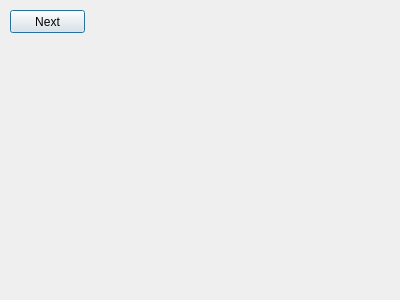
Old version of the form Source Code/TJ's Code/sphumanfighter.ui in the repository srohr/CEAMS.
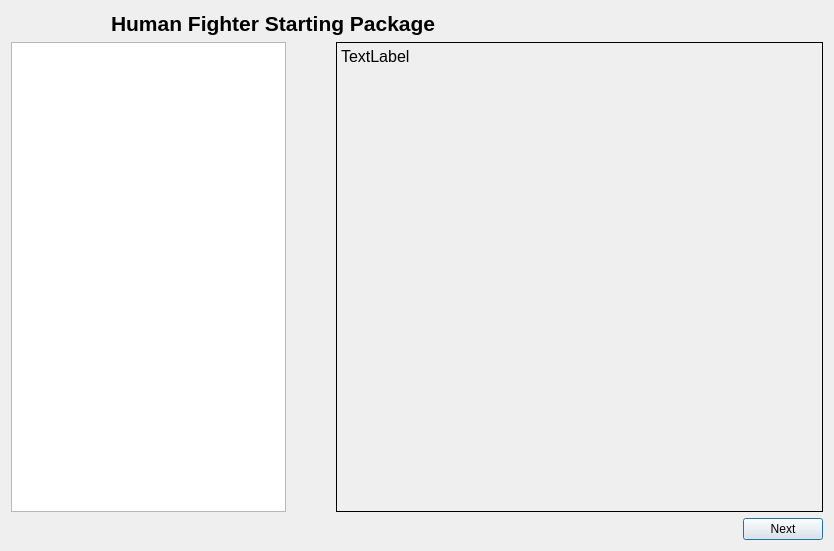
New version of the form.

Commit message:
Initial Layouts Complete
I have created all the layouts that were tasked of me and now they only
need to have the buttons and such operational.

Diff of the .ui file:
```diff
--- a/Source Code/TJ's Code/sphumanfighter.ui
+++ b/Source Code/TJ's Code/sphumanfighter.ui
@@ -6,26 +6,143 @@
    <rect>
     <x>0</x>
     <y>0</y>
-    <width>400</width>
-    <height>300</height>
+    <width>834</width>
+    <height>551</height>
    </rect>
   </property>
   <property name="windowTitle">
    <string>Dialog</string>
   </property>
-  <widget class="QPushButton" name="Next">
-   <property name="geometry">
-    <rect>
-     <x>10</x>
-     <y>10</y>
-     <width>75</width>
-     <height>23</height>
-    </rect>
-   </property>
-   <property name="text">
-    <string>Next</string>
-   </property>
-  </widget>
+  <layout class="QVBoxLayout" name="verticalLayout_3">
+   <item>
+    <layout class="QVBoxLayout" name="verticalLayout_2">
+     <item>
+      <layout class="QHBoxLayout" name="horizontalLayout_3">
+       <property name="leftMargin">
+        <number>100</number>
+       </property>
+       <item>
+        <widget class="QLabel" name="label_2">
+         <property name="minimumSize">
+          <size>
+           <width>150</width>
+           <height>25</height>
+          </size>
+         </property>
+         <property name="maximumSize">
+          <size>
+           <width>400</width>
+           <height>25</height>
+          </size>
+         </property>
+         <property name="font">
+          <font>
+           <pointsize>16</pointsize>
+           <weight>75</weight>
+           <bold>true</bold>
+          </font>
+         </property>
+         <property name="text">
+          <string>Human Fighter Starting Package</string>
+         </property>
+        </widget>
+       </item>
+       <item>
+        <spacer name="horizontalSpacer_2">
+         <property name="orientation">
+          <enum>Qt::Horizontal</enum>
+         </property>
+         <property name="sizeHint" stdset="0">
+          <size>
+           <width>198</width>
+           <height>20</height>
+          </size>
+         </property>
+        </spacer>
+       </item>
+      </layout>
+     </item>
+     <item>
+      <layout class="QVBoxLayout" name="verticalLayout">
+       <item>
+        <layout class="QHBoxLayout" name="horizontalLayout_2">
+         <property name="spacing">
+          <number>50</number>
+         </property>
+         <item>
+          <widget class="QListWidget" name="listWidget">
+           <property name="maximumSize">
+            <size>
+             <width>275</width>
+             <height>16777215</height>
+            </size>
+           </property>
+          </widget>
+         </item>
+         <item>
+          <widget class="QLabel" name="label">
+           <property name="sizePolicy">
+            <sizepolicy hsizetype="Preferred" vsizetype="Preferred">
+             <horstretch>0</horstretch>
+             <verstretch>0</verstretch>
+            </sizepolicy>
+           </property>
+           <property name="minimumSize">
+            <size>
+             <width>300</width>
+             <height>300</height>
+            </size>
+           </property>
+           <property name="font">
+            <font>
+             <pointsize>12</pointsize>
+            </font>
+           </property>
+           <property name="frameShape">
+            <enum>QFrame::Box</enum>
+           </property>
+           <property name="text">
+            <string>TextLabel</string>
+           </property>
+           <property name="alignment">
+            <set>Qt::AlignLeading|Qt::AlignLeft|Qt::AlignTop</set>
+           </property>
+           <property name="wordWrap">
+            <bool>true</bool>
+           </property>
+          </widget>
+         </item>
+        </layout>
+       </item>
+       <item>
+        <layout class="QHBoxLayout" name="horizontalLayout">
+         <item>
+          <spacer name="horizontalSpacer">
+           <property name="orientation">
+            <enum>Qt::Horizontal</enum>
+           </property>
+           <property name="sizeHint" stdset="0">
+            <size>
+             <width>348</width>
+             <height>20</height>
+            </size>
+           </property>
+          </spacer>
+         </item>
+         <item>
+          <widget class="QPushButton" name="Next">
+           <property name="text">
+            <string>Next</string>
+           </property>
+          </widget>
+         </item>
+        </layout>
+       </item>
+      </layout>
+     </item>
+    </layout>
+   </item>
+  </layout>
  </widget>
  <resources/>
  <connections/>
```
The commit also changes 12 other files.
